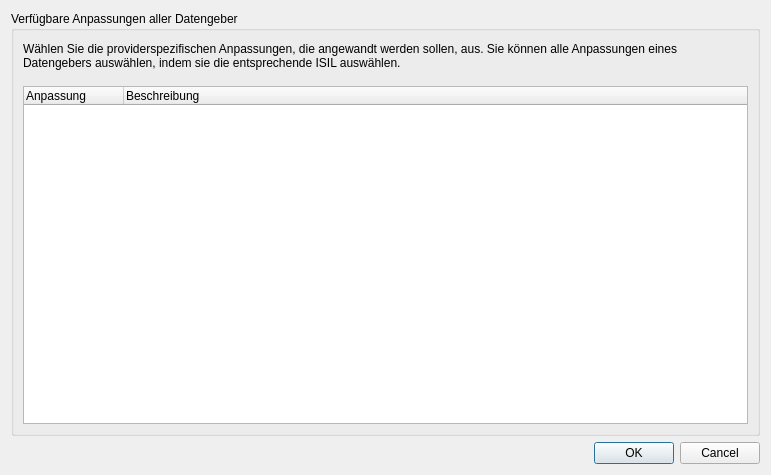
Before: the Qt Designer form gui_components/ui_templates/provider_scripts_dialog.ui in Deutsche-Digitale-Bibliothek/ddblabs-datapreparationtool, drawn with Qt 5.
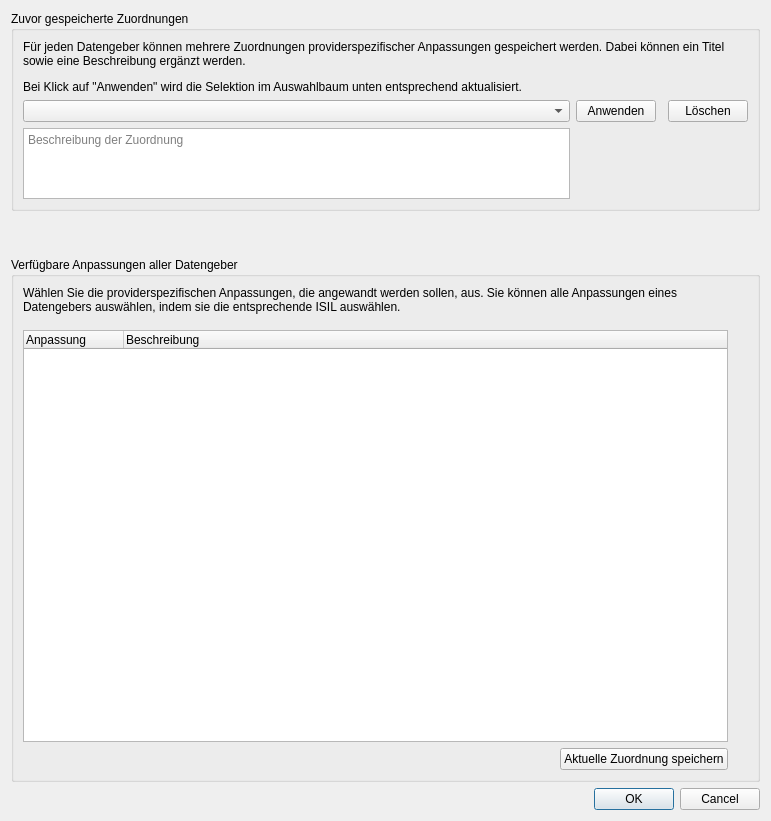
After: the same form once the commit is applied.

The edit to the form file:
```diff
--- a/gui_components/ui_templates/provider_scripts_dialog.ui
+++ b/gui_components/ui_templates/provider_scripts_dialog.ui
@@ -7,7 +7,7 @@
     <x>0</x>
     <y>0</y>
     <width>771</width>
-    <height>475</height>
+    <height>821</height>
    </rect>
   </property>
   <property name="windowTitle">
@@ -17,61 +17,93 @@
    <bool>true</bool>
   </property>
   <layout class="QVBoxLayout" name="verticalLayout">
+   <item>
+    <widget class="QGroupBox" name="groupBox_saved_providerspecific_modules">
+     <property name="maximumSize">
+      <size>
+       <width>16777215</width>
+       <height>200</height>
+      </size>
+     </property>
+     <property name="title">
+      <string>Zuvor gespeicherte Zuordnungen</string>
+     </property>
+     <layout class="QGridLayout" name="gridLayout">
+      <item row="0" column="0" colspan="4">
+       <widget class="QLabel" name="label_2">
+        <property name="text">
+         <string>&lt;html&gt;&lt;head/&gt;&lt;body&gt;&lt;p&gt;Für jeden Datengeber können mehrere Zuordnungen providerspezifischer Anpassungen gespeichert werden. Dabei können ein Titel sowie eine Beschreibung ergänzt werden.&lt;/p&gt;&lt;p&gt;Bei Klick auf &amp;quot;Anwenden&amp;quot; wird die Selektion im Auswahlbaum unten entsprechend aktualisiert.&lt;/p&gt;&lt;/body&gt;&lt;/html&gt;</string>
+        </property>
+        <property name="scaledContents">
+         <bool>true</bool>
+        </property>
+        <property name="alignment">
+         <set>Qt::AlignLeading|Qt::AlignLeft|Qt::AlignTop</set>
+        </property>
+        <property name="wordWrap">
+         <bool>true</bool>
+        </property>
+       </widget>
+      </item>
+      <item row="1" column="0">
+       <widget class="QComboBox" name="comboBox_select_saved_providerscript_definition"/>
+      </item>
+      <item row="1" column="1">
+       <widget class="QPushButton" name="pushButton_apply_definition">
+        <property name="text">
+         <string>Anwenden</string>
+        </property>
+       </widget>
+      </item>
+      <item row="1" column="3">
+       <widget class="QPushButton" name="pushButton_delete_definition">
+        <property name="text">
+         <string>Löschen</string>
+        </property>
+       </widget>
+      </item>
+      <item row="2" column="0">
+       <widget class="QPlainTextEdit" name="textView_providerscript_set_description">
+        <property name="readOnly">
+         <bool>true</bool>
+        </property>
+        <property name="placeholderText">
+         <string>Beschreibung der Zuordnung</string>
+        </property>
+       </widget>
+      </item>
+     </layout>
+    </widget>
+   </item>
+   <item>
+    <spacer name="verticalSpacer_3">
+     <property name="orientation">
+      <enum>Qt::Vertical</enum>
+     </property>
+     <property name="sizeType">
+      <enum>QSizePolicy::Fixed</enum>
+     </property>
+     <property name="sizeHint" stdset="0">
+      <size>
+       <width>20</width>
+       <height>40</height>
+      </size>
+     </property>
+    </spacer>
+   </item>
    <item>
     <widget class="QGroupBox" name="groupBox_providerspecific_modules">
+     <property name="minimumSize">
+      <size>
+       <width>0</width>
+       <height>400</height>
+      </size>
+     </property>
      <property name="title">
       <string>Verfügbare Anpassungen aller Datengeber</string>
      </property>
-     <layout class="QVBoxLayout" name="verticalLayout_2">
-      <item>
-       <spacer name="verticalSpacer">
-        <property name="orientation">
-         <enum>Qt::Vertical</enum>
-        </property>
-        <property name="sizeType">
-         <enum>QSizePolicy::Fixed</enum>
-        </property>
-        <property name="sizeHint" stdset="0">
-         <size>
-          <width>20</width>
-          <height>2</height>
-         </size>
-        </property>
-       </spacer>
-      </item>
-      <item>
-       <widget class="QLabel" name="label">
-        <property name="text">
-         <string>Wählen Sie die providerspezifischen Anpassungen, die angewandt werden sollen, aus. Sie können alle Anpassungen eines Datengebers auswählen, indem sie die entsprechende ISIL auswählen.</string>
-        </property>
-        <property name="scaledContents">
-         <bool>true</bool>
-        </property>
-        <property name="alignment">
-         <set>Qt::AlignLeading|Qt::AlignLeft|Qt::AlignTop</set>
-        </property>
-        <property name="wordWrap">
-         <bool>true</bool>
-        </property>
-       </widget>
-      </item>
-      <item>
-       <spacer name="verticalSpacer_2">
-        <property name="orientation">
-         <enum>Qt::Vertical</enum>
-        </property>
-        <property name="sizeType">
-         <enum>QSizePolicy::Fixed</enum>
-        </property>
-        <property name="sizeHint" stdset="0">
-         <size>
-          <width>20</width>
-          <height>10</height>
-         </size>
-        </property>
-       </spacer>
-      </item>
-      <item>
+     <layout class="QGridLayout" name="gridLayout_2">
+      <item row="2" column="0">
        <widget class="QTreeWidget" name="treeWidget">
         <property name="uniformRowHeights">
          <bool>false</bool>
@@ -94,6 +126,65 @@
         </column>
        </widget>
       </item>
+      <item row="3" column="0">
+       <layout class="QHBoxLayout" name="horizontalLayout">
+        <item>
+         <spacer name="horizontalSpacer">
+          <property name="orientation">
+           <enum>Qt::Horizontal</enum>
+          </property>
+          <property name="sizeType">
+           <enum>QSizePolicy::Expanding</enum>
+          </property>
+          <property name="sizeHint" stdset="0">
+           <size>
+            <width>60</width>
+            <height>20</height>
+           </size>
+          </property>
+         </spacer>
+        </item>
+        <item>
+         <widget class="QPushButton" name="pushButton_save_definition">
+          <property name="text">
+           <string>Aktuelle Zuordnung speichern</string>
+          </property>
+         </widget>
+        </item>
+       </layout>
+      </item>
+      <item row="0" column="0">
+       <widget class="QLabel" name="label">
+        <property name="text">
+         <string>Wählen Sie die providerspezifischen Anpassungen, die angewandt werden sollen, aus. Sie können alle Anpassungen eines Datengebers auswählen, indem sie die entsprechende ISIL auswählen.</string>
+        </property>
+        <property name="scaledContents">
+         <bool>true</bool>
+        </property>
+        <property name="alignment">
+         <set>Qt::AlignLeading|Qt::AlignLeft|Qt::AlignTop</set>
+        </property>
+        <property name="wordWrap">
+         <bool>true</bool>
+        </property>
+       </widget>
+      </item>
+      <item row="1" column="1">
+       <spacer name="verticalSpacer_2">
+        <property name="orientation">
+         <enum>Qt::Vertical</enum>
+        </property>
+        <property name="sizeType">
+         <enum>QSizePolicy::Fixed</enum>
+        </property>
+        <property name="sizeHint" stdset="0">
+         <size>
+          <width>20</width>
+          <height>10</height>
+         </size>
+        </property>
+       </spacer>
+      </item>
      </layout>
     </widget>
    </item>
```
